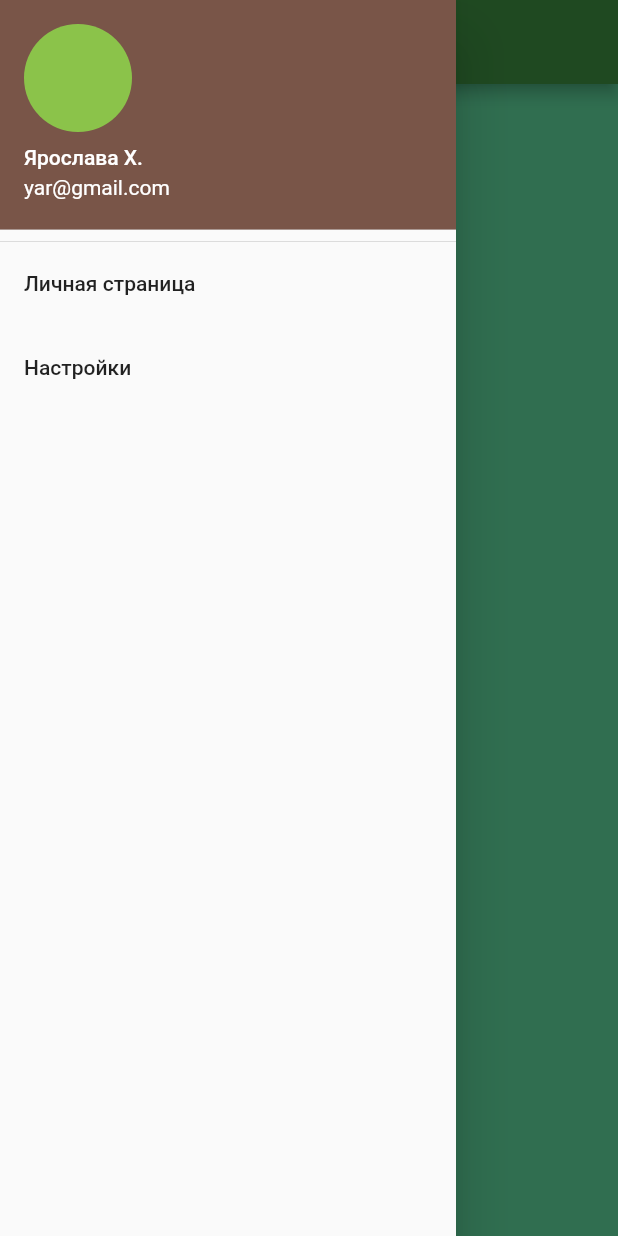
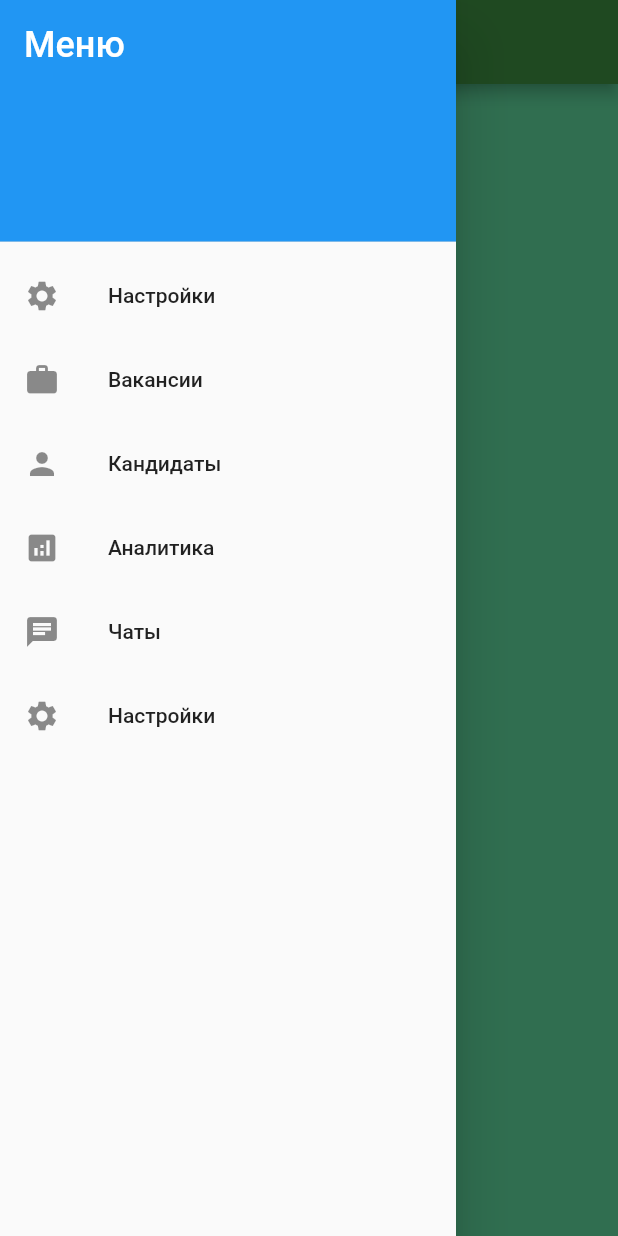
Before and after one commit to SofiFairyTell/flutter_RecruterApp, a Flutter app: the screen it shows after launch, in the side drawer, after a tap on "Настройки", on a phone screen of 412 x 824 dp. Run offline on Flutter 3.47's test engine with Material 2 defaults, Android fonts, the phone set to English and light mode, and no system bars.

Commit message:
change
изменения, улучшения

```diff
--- a/untitled/lib/main.dart
+++ b/untitled/lib/main.dart
@@ -1,8 +1,9 @@
 import 'package:flutter/cupertino.dart';
 import 'package:flutter/material.dart';
 import 'package:flutter/widgets.dart';
-import 'Widgets/auth/loginPage.dart';
-import 'Widgets/auth/regPage.dart';
+import 'package:untitled/screens/RegistrationWidget.dart';
+import 'package:untitled/screens/SettingWidget.dart';
+import 'package:untitled/screens/DrawerWidget.dart';
 
 //Выполнение приложений на Flutter начинается с функции Main
 
@@ -11,8 +12,8 @@ void main() {
     initialRoute: '/',
     routes: {
       '/': (context) => const Main(),
-      '/settings': (context) => const SettingsPage(),
-      '/registration': (context) => const RegPage()
+      '/settings': (context) => const SettingsWidget(),
+      '/registration': (context) => const RegistrationWidget()
     },
   ));
 }
@@ -47,33 +48,7 @@ class Main extends StatelessWidget {
           ]),
         ),
       ),
-      drawer: Drawer(
-        child: new ListView(
-          children: <Widget>[
-            new DrawerHeader(
-              margin: EdgeInsets.zero,
-              padding: EdgeInsets.zero,
-              child: UserAccountsDrawerHeader(
-                decoration: BoxDecoration(color: Colors.brown),
-                accountName: Text('Ярослава Х.'),
-                accountEmail: Text('yar@gmail.com'),
-                currentAccountPicture: Container(
-                  decoration: BoxDecoration(
-                      shape: BoxShape.circle, color: Colors.lightGreen),
-                ),
-              ),
-            ),
-            new ListTile(
-              title: new Text('Личная страница'),
-              onTap: () {},
-            ),
-            new ListTile(
-              title: new Text('Настройки'),
-              onTap: () {},
-            ),
-          ],
-        ),
-      ),
+      drawer: DrawerWidget(),
     );
   }
 }
--- /dev/null
+++ b/untitled/lib/screens/DrawerWidget.dart
@@ -0,0 +1,65 @@
+import 'package:flutter/material.dart';
+
+class DrawerWidget extends StatelessWidget {
+  @override
+  Widget build(BuildContext context) {
+    return Drawer(
+      child: ListView(
+        padding: EdgeInsets.zero,
+        children: <Widget>[
+          DrawerHeader(
+            child: Text(
+              'Меню',
+              style: TextStyle(color: Colors.white, fontSize: 24),
+            ),
+            decoration: BoxDecoration(
+              color: Colors.blue,
+            ),
+          ),
+          ListTile(
+            leading: Icon(Icons.settings),
+            title: Text('Настройки'),
+            onTap: () {
+              // TODO: Обработчик нажатия на элемент "Настройки"
+            },
+          ),
+          ListTile(
+            leading: Icon(Icons.work),
+            title: Text('Вакансии'),
+            onTap: () {
+              // TODO: Обработчик нажатия на элемент "Вакансии"
+            },
+          ),
+          ListTile(
+            leading: Icon(Icons.person),
+            title: Text('Кандидаты'),
+            onTap: () {
+              // TODO: Обработчик нажатия на элемент "Кандидаты"
+            },
+          ),
+          ListTile(
+            leading: Icon(Icons.analytics),
+            title: Text('Аналитика'),
+            onTap: () {
+              // TODO: Обработчик нажатия на элемент "Аналитика"
+            },
+          ),
+          ListTile(
+            leading: Icon(Icons.chat),
+            title: Text('Чаты'),
+            onTap: () {
+              // TODO: Обработчик нажатия на элемент "Чаты"
+            },
+          ),
+          ListTile(
+            leading: Icon(Icons.settings),
+            title: Text('Настройки'),
+            onTap: () {
+              // TODO: Обработчик нажатия на элемент "Настройки"
+            },
+          ),
+        ],
+      ),
+    );
+  }
+}
--- a/untitled/lib/screens/regPage.dart
+++ b/untitled/lib/screens/RegistrationWidget.dart
@@ -1,8 +1,8 @@
 import 'package:flutter/cupertino.dart';
 import 'package:flutter/material.dart';
 
-class RegPage extends StatelessWidget {
-  const RegPage({Key key}) : super(key: key);
+class RegistrationWidget extends StatelessWidget {
+  const RegistrationWidget({Key key}) : super(key: key);
 
   @override
   Widget build(BuildContext context) {
--- a/untitled/lib/screens/loginPage.dart
+++ b/untitled/lib/screens/SettingWidget.dart
@@ -1,7 +1,7 @@
 import 'package:flutter/material.dart';
-import 'package:untitled/Widgets/auth/regPage.dart';
+import 'package:untitled/screens/RegistrationWidget.dart';
 
-class SettingsPage extends StatelessWidget {
+class SettingsWidget extends StatelessWidget {
   const SettingsPage({Key key}) : super(key: key);
 
   @override
@@ -32,7 +32,7 @@ class SettingsPage extends StatelessWidget {
                         MaterialStateProperty.all(Colors.deepPurpleAccent)),
                 onPressed: () {
                   Navigator.push(context, MaterialPageRoute(builder: (context) {
-                    return const RegPage();
+                    return const RegistrationWidget();
                   }));
                 },
                 icon: const Icon(Icons.arrow_back),
```
Also changed, not shown: untitled/lib/Widgets/auth/loginPage.dart (deleted, +0 -43 lines), untitled/lib/Widgets/auth/regPage.dart (deleted, +0 -19 lines).
